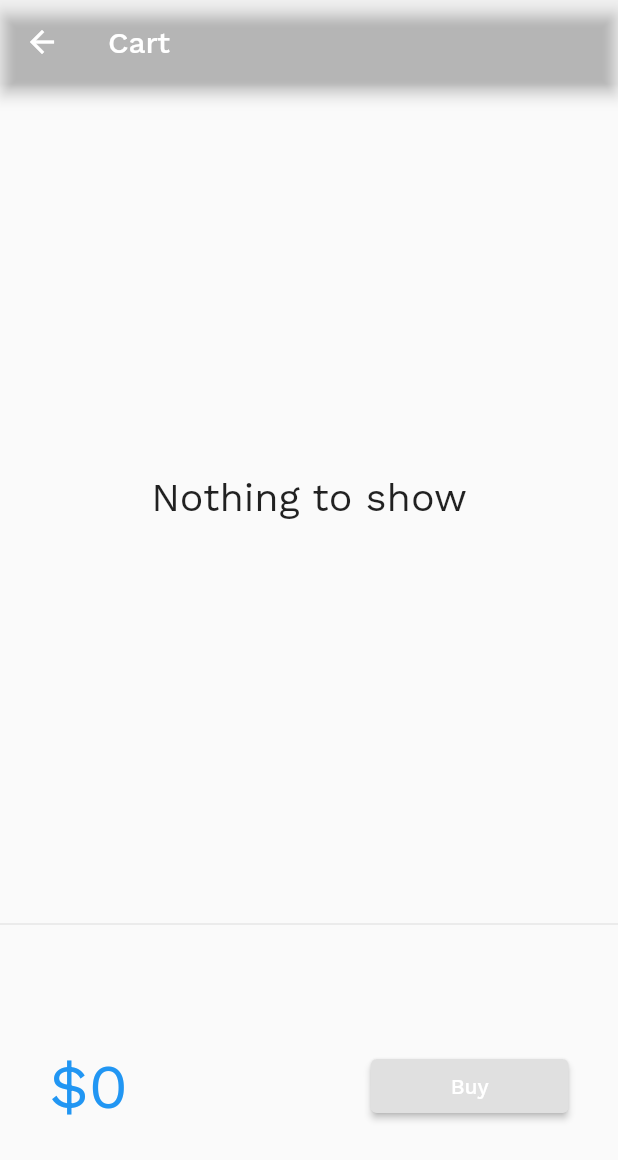
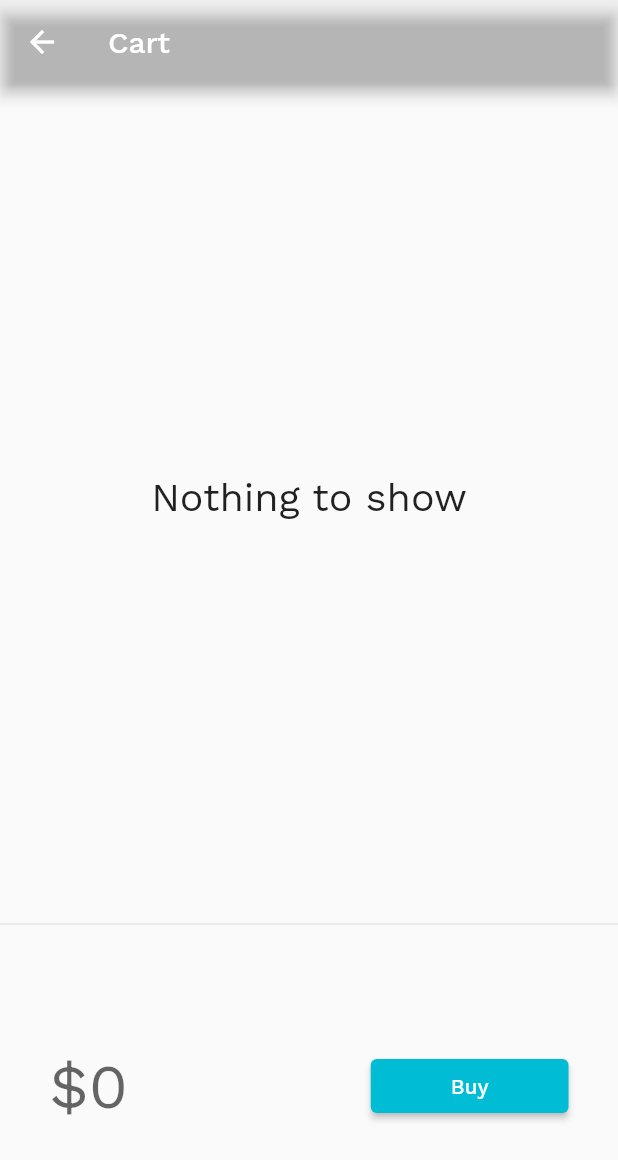
Before and after one commit to 10maysingh/CatalogApp, a Flutter app: the CartPage screen opened by its route, on a phone screen of 412 x 824 dp. Shown: the top 1160 px of the screen. Run offline on Flutter 3.47's test engine with Material 2 defaults, Android fonts, the phone set to English and light mode, and no system bars; drawn by our look-alikes of velocity_x; our stand-ins replace google_fonts; network calls fail.

Commit message:
Ninth commit

```diff
--- a/lib/cart_page.dart
+++ b/lib/cart_page.dart
@@ -29,6 +29,7 @@ class _CartTotal extends StatelessWidget {
   @override
   Widget build(BuildContext context) {
     final CartModel _cart = (VxState.store as MyStore).cart;
+
     return SizedBox(
       height: 200,
       child: Row(
@@ -40,10 +41,13 @@ class _CartTotal extends StatelessWidget {
               return "\$${_cart.totalPrice}"
                   .text
                   .xl5
-                  .color(context.theme.accentColor)
+                  .color(context.theme.hintColor)
                   .make();
+
             },
           ),
+
+
           30.widthBox,
           ElevatedButton(
             onPressed: () {
@@ -53,7 +57,7 @@ class _CartTotal extends StatelessWidget {
             },
             style: ButtonStyle(
                 backgroundColor:
-                MaterialStateProperty.all(context.theme.buttonColor)),
+                MaterialStateProperty.all(Colors.cyan)),
             child: "Buy".text.white.make(),
           ).w32(context)
         ],
--- a/lib/core/store.dart
+++ b/lib/core/store.dart
@@ -6,12 +6,12 @@ import '../models/cart.dart';
 import '../models/catalog.dart';
 
 class MyStore extends VxStore {
-  CatalogModel catalog;
-  CartModel cart;
+  late CatalogModel catalog;
+  late CartModel cart;
 
-  MyStore(){
-    catalog=CatalogModel();
-    cart=CartModel();
+  MyStore() {
+    catalog= CatalogModel();
+    cart= CartModel();
     cart.catalog=catalog;
   }
 
--- a/lib/models/catalog.dart
+++ b/lib/models/catalog.dart
@@ -1,5 +1,5 @@
 import 'package:flutter/material.dart';
-import 'lib/models/catalog.dart';
+import '../models/catalog.dart';
 import 'dart:convert';
 
 class CatalogModel {
--- a/lib/models/lib/models/catalog.dart
+++ /dev/null
@@ -1 +0,0 @@
-// TODO Implement this library.
--- a/lib/widgets/item_widgets.dart
+++ b/lib/widgets/item_widgets.dart
@@ -5,7 +5,9 @@ import '../models/catalog.dart';
 
 class ItemWidget extends StatelessWidget {
   final Item item;
-  const ItemWidget({Key? key, required this.item}) : super(key: key);
+  const ItemWidget({Key? key, required this.item}) :
+        assert(item !=null),
+        super(key: key);
 
   @override
   Widget build(BuildContext context) {
--- a/lib/widgets/theme.dart
+++ b/lib/widgets/theme.dart
@@ -4,6 +4,10 @@ import 'package:velocity_x/velocity_x.dart';
 class MyTheme {
   static ThemeData lightTheme(BuildContext context)=> ThemeData(
   primarySwatch: Colors.purple,
+  hintColor: darkblue,
+  buttonTheme: ButtonThemeData(
+    buttonColor: darkblue,
+  ),
   appBarTheme: AppBarTheme(
   color: Colors.white,
   elevation: 0.0,
```
Also changed, not shown: lib/add_to_cart.dart (+5 -3 lines), lib/home_detail_page.dart (+5 -3 lines), lib/home_page.dart (+17 -3 lines), lib/login_page.dart (+16 -0 lines), lib/models/cart.dart (+4 -3 lines), 1 other file. Lines whose indentation alone changed are shown as unchanged.
